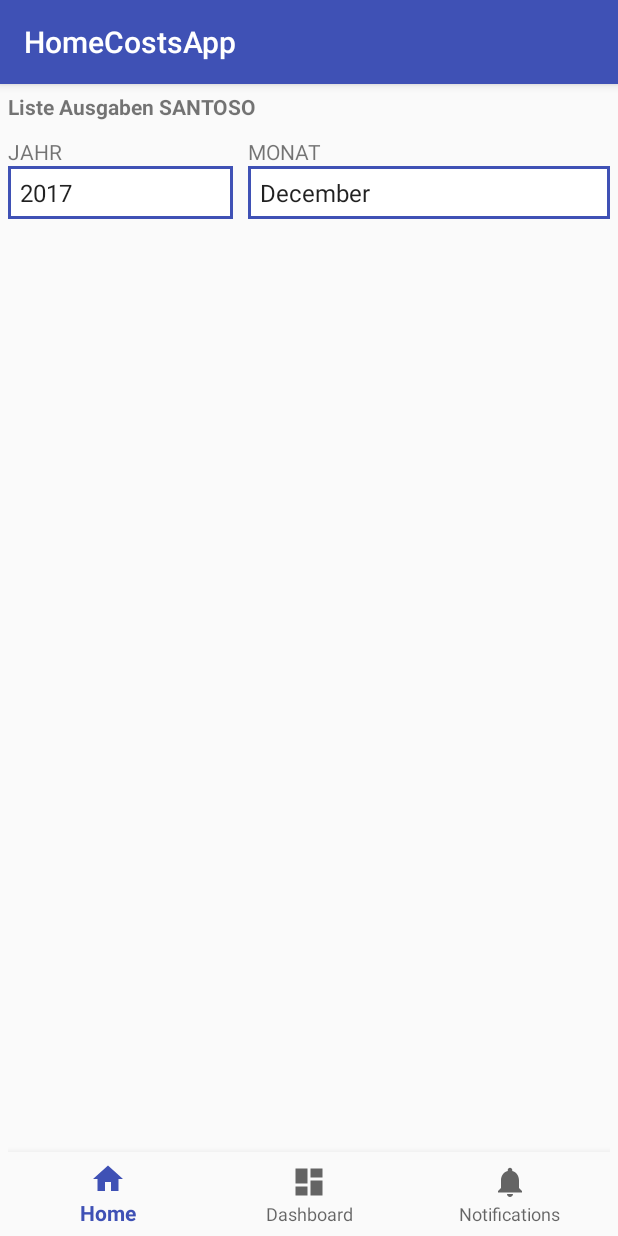
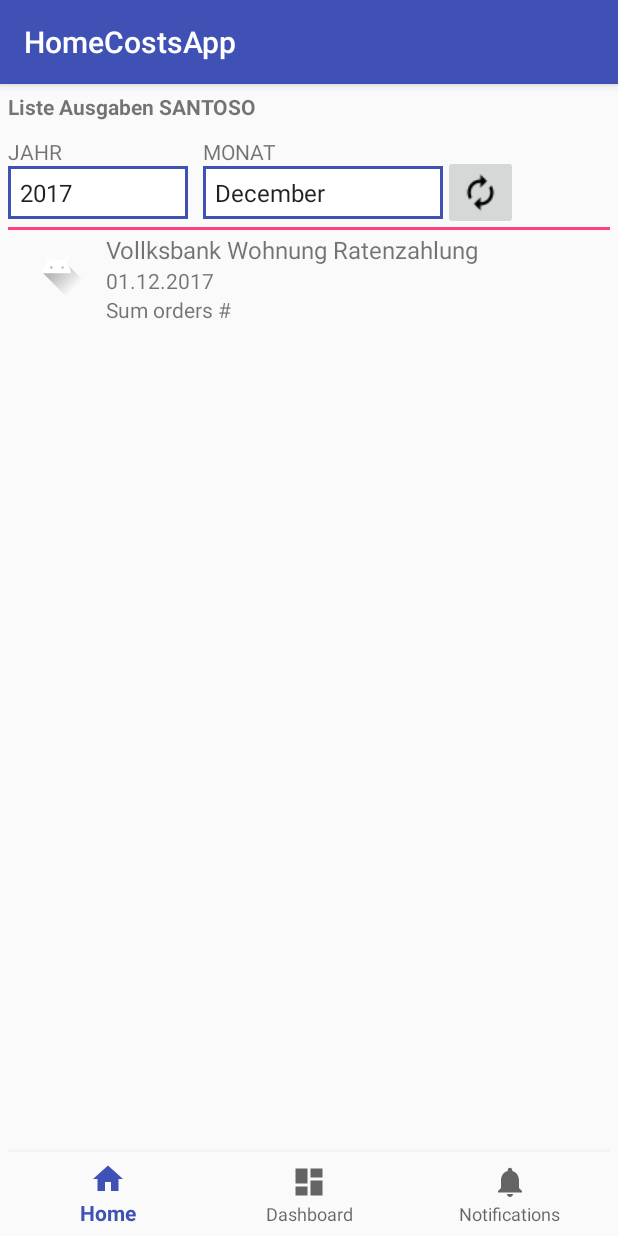
Before and after one commit to teguhsantoso/HomeCostsApp, an Android app: the screen it shows after launch (MainActivity), on a phone screen of 412 x 824 dp. Run offline under Robolectric (Android 15) with nearby library versions, the phone set to English and light mode, and no system bars; our stand-ins replace Room's generated code.

Commit message:
Add recycler view for expenditures. Add layout row item for adapter class.

```diff
--- a/app/src/main/java/de/tsa/homecosts/MainActivity.java
+++ b/app/src/main/java/de/tsa/homecosts/MainActivity.java
@@ -119,4 +119,5 @@ public class MainActivity extends AppCompatActivity implements MainPresenterCall
     public void showExpenditures(List expenditures) {
 
     }
+
 }
--- a/app/src/main/java/de/tsa/homecosts/entities/Expenditure.java
+++ b/app/src/main/java/de/tsa/homecosts/entities/Expenditure.java
@@ -24,6 +24,12 @@ public class Expenditure implements Serializable{
 
     @ColumnInfo(name = "charge_date")
     private String chargeDate;
+
+    @ColumnInfo(name = "year")
+    private int year;
+
+    @ColumnInfo(name = "month")
+    private int month;
 
     @Embedded
     OutcomeCategory category;
@@ -59,4 +65,20 @@ public class Expenditure implements Serializable{
     public void setCategory(OutcomeCategory category) {
         this.category = category;
     }
+
+    public int getYear() {
+        return year;
+    }
+
+    public void setYear(int year) {
+        this.year = year;
+    }
+
+    public int getMonth() {
+        return month;
+    }
+
+    public void setMonth(int month) {
+        this.month = month;
+    }
 }
--- a/app/src/main/java/de/tsa/homecosts/fragments/HomeFragment.java
+++ b/app/src/main/java/de/tsa/homecosts/fragments/HomeFragment.java
@@ -4,10 +4,13 @@ import android.content.Context;
 import android.net.Uri;
 import android.os.Bundle;
 import android.support.v4.app.Fragment;
+import android.support.v7.widget.LinearLayoutManager;
+import android.support.v7.widget.RecyclerView;
 import android.view.LayoutInflater;
 import android.view.View;
 import android.view.ViewGroup;
 import android.widget.ArrayAdapter;
+import android.widget.ImageButton;
 import android.widget.Spinner;
 
 import java.text.DateFormatSymbols;
@@ -16,7 +19,9 @@ import java.util.Calendar;
 import java.util.List;
 
 import de.tsa.homecosts.R;
+import de.tsa.homecosts.entities.Expenditure;
 import de.tsa.homecosts.utils.Constants;
+import de.tsa.homecosts.utils.ExpenditureItemAdapter;
 
 
 /**
@@ -33,6 +38,9 @@ public class HomeFragment extends Fragment {
     private OnFragmentInteractionListener   mListener;
     private Spinner                         spinnerYear;
     private Spinner                         spinnerMonth;
+    private ImageButton                     buttonRefreshListExpenditures;
+    private ExpenditureItemAdapter          mAdapter;
+    private RecyclerView                    mRecyclerView;
 
     public HomeFragment() {
         // Required empty public constructor
@@ -64,11 +72,39 @@ public class HomeFragment extends Fragment {
 
     @Override
     public View onCreateView(LayoutInflater inflater, ViewGroup container, Bundle savedInstanceState) {
-        // Inflate the layout for this fragment
         rootView = inflater.inflate(R.layout.fragment_home, container, false);
         initSpinnerYear(rootView);
         initSpinnerMonth(rootView);
+        initButtonRefreshList(rootView);
+        initRecyclerView(rootView);
         return rootView;
+    }
+
+    private void initRecyclerView(View rootView) {
+        this.mRecyclerView = rootView.findViewById(R.id.expenditures);
+        this.mRecyclerView.setLayoutManager(new LinearLayoutManager(getActivity()));
+
+        List data = new ArrayList<Expenditure>();
+        Expenditure data1 = new Expenditure();
+        data1.setName("Vollksbank Wohnung Ratenzahlung");
+        data1.setChargeDate("01.12.2017");
+        data1.setMonth(11);
+        data1.setYear(2017);
+        data.add(data1);
+
+        this.mAdapter = new ExpenditureItemAdapter(getActivity(), data);
+        this.mRecyclerView.setAdapter(mAdapter);
+        this.mAdapter.notifyDataSetChanged();
+    }
+
+    private void initButtonRefreshList(View rootView) {
+        buttonRefreshListExpenditures = rootView.findViewById(R.id.imageButtonRefresh);
+        buttonRefreshListExpenditures.setOnClickListener(new View.OnClickListener() {
+            @Override
+            public void onClick(View view) {
+
+            }
+        });
     }
 
     private void initSpinnerMonth(View rootView) {
@@ -113,8 +149,7 @@ public class HomeFragment extends Fragment {
         if (context instanceof OnFragmentInteractionListener) {
             mListener = (OnFragmentInteractionListener) context;
         } else {
-            throw new RuntimeException(context.toString()
-                    + " must implement OnFragmentInteractionListener");
+            throw new RuntimeException(context.toString() + " must implement OnFragmentInteractionListener");
         }
     }
 
--- /dev/null
+++ b/app/src/main/java/de/tsa/homecosts/utils/ExpenditureItemAdapter.java
@@ -0,0 +1,70 @@
+package de.tsa.homecosts.utils;
+
+import android.content.Context;
+import android.support.v7.widget.RecyclerView;
+import android.view.LayoutInflater;
+import android.view.View;
+import android.view.ViewGroup;
+import android.widget.ImageButton;
+import android.widget.TextView;
+
+import java.util.List;
+
+import de.tsa.homecosts.R;
+import de.tsa.homecosts.entities.Expenditure;
+
+public class ExpenditureItemAdapter extends RecyclerView.Adapter<ExpenditureItemAdapter.CustomViewHolder> {
+
+    public interface OnAdapterInteractionListener {
+        void onOrderItemClicked(Expenditure expenditure);
+    }
+
+    private static Context                          cTxt;
+    private static List<Expenditure>                data;
+    private static OnAdapterInteractionListener     mListener;
+
+    public ExpenditureItemAdapter(Context cTxt, List<Expenditure> data) {
+        this.cTxt = cTxt;
+        this.data = data;
+    }
+
+    @Override
+    public CustomViewHolder onCreateViewHolder(ViewGroup viewGroup, int i) {
+        View view = LayoutInflater.from(viewGroup.getContext()).inflate(R.layout.expenditure_row_item, viewGroup, false);
+        CustomViewHolder viewHolder = new CustomViewHolder(view);
+        return viewHolder;
+    }
+
+    @Override
+    public void onBindViewHolder(final CustomViewHolder customViewHolder, final int i) {
+        customViewHolder.textViewProductName.setText(data.get(i).getName());
+        customViewHolder.textViewSupplierName.setText(data.get(i).getChargeDate());
+        customViewHolder.textViewSumOrders.setText("Sum orders #");
+    }
+
+    @Override
+    public int getItemCount() {
+        return data.size();
+    }
+
+    public static class CustomViewHolder extends RecyclerView.ViewHolder {
+        protected TextView textViewProductName;
+        protected TextView textViewSupplierName;
+        protected TextView textViewSumOrders;
+        protected ImageButton buttonDeleteItem;
+
+        public CustomViewHolder(View view) {
+            super(view);
+            this.textViewProductName = view.findViewById(R.id.textViewProductName);
+            this.textViewSupplierName = view.findViewById(R.id.textViewSupplierName);
+            this.textViewSumOrders = view.findViewById(R.id.textViewSumOrders);
+            view.setOnClickListener(new View.OnClickListener() {
+                @Override
+                public void onClick(View view) {
+                    mListener = (OnAdapterInteractionListener) cTxt;
+                    mListener.onOrderItemClicked(data.get(getAdapterPosition()));
+                }
+            });
+        }
+    }
+}
--- /dev/null
+++ b/app/src/main/res/layout/expenditure_row_item.xml
@@ -0,0 +1,49 @@
+<?xml version="1.0" encoding="utf-8"?>
+<RelativeLayout
+    xmlns:android="http://schemas.android.com/apk/res/android"
+    xmlns:app="http://schemas.android.com/apk/res-auto"
+    android:layout_width="match_parent"
+    android:layout_height="90dp"
+    android:minHeight="?android:attr/listPreferredItemHeight"
+    android:orientation="vertical"
+    android:paddingBottom="2dp"
+    android:paddingTop="2dp">
+
+    <ImageView
+        android:layout_width="45dp"
+        android:layout_height="45dp"
+        android:id="@+id/imageView"
+        android:layout_marginStart="10dp"
+        android:src="@drawable/ic_launcher_foreground"
+        android:scaleType="fitXY"
+        android:contentDescription="desc"
+        android:layout_alignParentTop="true"
+        android:layout_alignParentStart="true" />
+
+    <TextView
+        android:id="@+id/textViewProductName"
+        android:layout_width="match_parent"
+        android:layout_height="wrap_content"
+        android:layout_alignParentTop="true"
+        android:layout_marginStart="10dp"
+        android:layout_toEndOf="@+id/imageView"
+        android:text="Product name"
+        android:textSize="16sp" />
+
+    <TextView
+        android:id="@+id/textViewSupplierName"
+        android:layout_width="wrap_content"
+        android:layout_height="wrap_content"
+        android:layout_alignStart="@+id/textViewProductName"
+        android:layout_below="@+id/textViewProductName"
+        android:text="Supplier name" />
+
+    <TextView
+        android:id="@+id/textViewSumOrders"
+        android:layout_width="wrap_content"
+        android:layout_height="wrap_content"
+        android:layout_alignStart="@+id/textViewSupplierName"
+        android:layout_below="@+id/textViewSupplierName"
+        android:text="Sum of orders" />
+
+</RelativeLayout>
--- a/app/src/main/res/layout/fragment_home.xml
+++ b/app/src/main/res/layout/fragment_home.xml
@@ -1,5 +1,6 @@
 <?xml version="1.0" encoding="utf-8"?>
 <RelativeLayout xmlns:android="http://schemas.android.com/apk/res/android"
+    xmlns:app="http://schemas.android.com/apk/res-auto"
     xmlns:tools="http://schemas.android.com/tools"
     android:layout_width="match_parent"
     android:layout_height="match_parent"
@@ -16,7 +17,7 @@
 
     <Spinner
         android:id="@+id/spinnerYear"
-        android:layout_width="150dp"
+        android:layout_width="120dp"
         android:layout_height="35dp"
         android:layout_alignParentStart="true"
         android:layout_below="@+id/textViewTitle"
@@ -34,7 +35,7 @@
 
     <Spinner
         android:id="@+id/spinnerMonth"
-        android:layout_width="match_parent"
+        android:layout_width="160dp"
         android:layout_height="35dp"
         android:layout_alignBottom="@+id/spinnerYear"
         android:layout_marginLeft="10dp"
@@ -50,4 +51,29 @@
         android:layout_alignStart="@+id/spinnerMonth"
         android:text="MONAT" />
 
+    <View
+        android:layout_width="fill_parent"
+        android:layout_height="2dip"
+        android:layout_below="@id/spinnerMonth"
+        android:layout_marginTop="5dp"
+        android:background="@color/colorAccent"
+        android:id="@+id/separator" />
+
+    <ImageButton
+        android:id="@+id/imageButtonRefresh"
+        android:layout_width="50dp"
+        android:layout_height="50dp"
+        android:layout_alignBottom="@+id/separator"
+        android:layout_toEndOf="@+id/spinnerMonth"
+        android:scaleType="fitCenter"
+        android:src="@drawable/ic_autorenew_black_18dp" />
+
+    <android.support.v7.widget.RecyclerView
+        android:id="@+id/expenditures"
+        android:layout_width="match_parent"
+        android:layout_height="match_parent"
+        android:layout_alignParentStart="true"
+        android:layout_below="@+id/separator"
+        android:scrollbars="vertical" />
+
 </RelativeLayout>
```
Also changed, not shown: app/src/main/res/drawable-hdpi/ic_autorenew_black_18dp.png (added), app/src/main/res/drawable-mdpi/ic_autorenew_black_18dp.png (added), app/src/main/res/drawable-xhdpi/ic_autorenew_black_18dp.png (added), app/src/main/res/drawable-xxhdpi/ic_autorenew_black_18dp.png (added), app/src/main/res/drawable-xxxhdpi/ic_autorenew_black_18dp.png (added).
